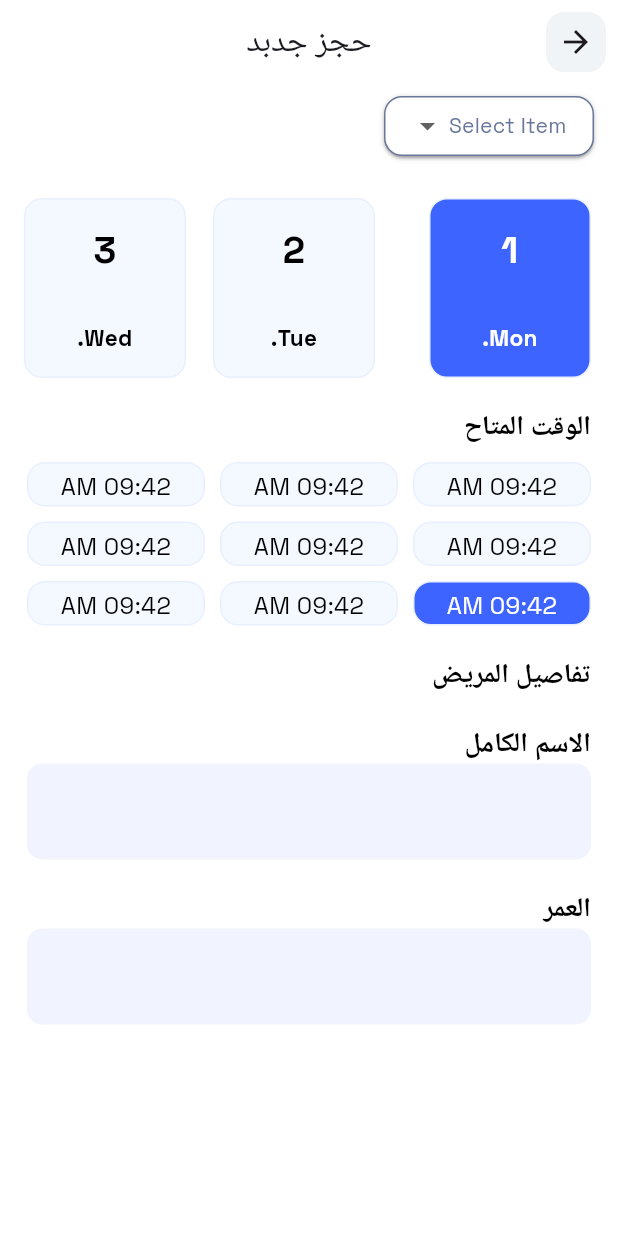
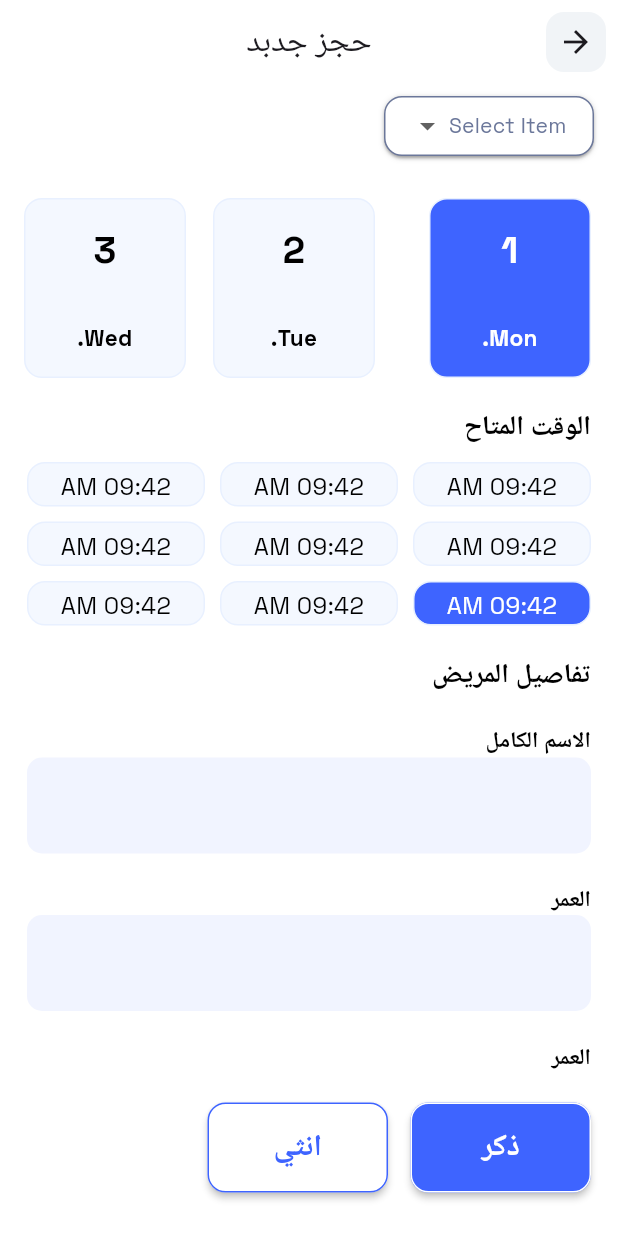
Before and after one commit to Open-Sourcers/DocLink_Flutter, a Flutter app: the NewAppointmentView screen opened by its route, on a phone screen of 412 x 824 dp. Run offline on Flutter 3.47's test engine with Material 3 defaults, Android fonts, the phone set to English and light mode, and no system bars; drawn by our look-alikes of dropdown_button2; our stand-ins replace awesome_dialog, dartz, dio, flutter_bloc, flutter_screenutil, flutter_svg and 7 more.

Commit message:
patient gender section

```diff
--- a/lib/features/user_views/new_appointment/presentation/views/widgets/patient_details_section.dart
+++ b/lib/features/user_views/new_appointment/presentation/views/widgets/patient_details_section.dart
@@ -1,6 +1,7 @@
 import 'package:doc_link_project/core/common/widgets/custom_text_form_field.dart';
 import 'package:doc_link_project/core/utils/app_colors.dart';
 import 'package:doc_link_project/core/utils/styless.dart';
+import 'package:doc_link_project/features/user_views/new_appointment/presentation/views/widgets/patient_gender.dart';
 import 'package:doc_link_project/generated/l10n.dart';
 import 'package:flutter/material.dart';
 
@@ -25,7 +26,7 @@ class PatientDetailsSection extends StatelessWidget {
             width: double.infinity,
             child: Text(
               S.of(context).fullName,
-              style: Styless.textBold18.copyWith(color: AppColors.black),
+              style: Styless.textSemiBold15.copyWith(color: AppColors.black),
             ),
           ),
           const CustomTextFormField(
@@ -36,13 +37,15 @@ class PatientDetailsSection extends StatelessWidget {
             width: double.infinity,
             child: Text(
               S.of(context).age,
-              style: Styless.textBold18.copyWith(color: AppColors.black),
+              style: Styless.textSemiBold15.copyWith(color: AppColors.black),
             ),
           ),
           const CustomTextFormField(
             hintTxt: '',
             keyboardType: TextInputType.number,
           ),
+          const SizedBox(height: 20),
+          const PatientGender(),
         ],
       ),
     );
--- /dev/null
+++ b/lib/features/user_views/new_appointment/presentation/views/widgets/patient_gender.dart
@@ -0,0 +1,59 @@
+import 'package:doc_link_project/core/common/widgets/custom_button.dart';
+import 'package:doc_link_project/core/utils/app_colors.dart';
+import 'package:doc_link_project/core/utils/styless.dart';
+import 'package:doc_link_project/generated/l10n.dart';
+import 'package:flutter/material.dart';
+
+class PatientGender extends StatefulWidget {
+  const PatientGender({super.key});
+
+  @override
+  State<PatientGender> createState() => _PatientGenderState();
+}
+
+class _PatientGenderState extends State<PatientGender> {
+  bool male = true;
+  @override
+  Widget build(BuildContext context) {
+    return Column(
+      children: [
+        SizedBox(
+          width: double.infinity,
+          child: Text(
+            S.of(context).age,
+            style: Styless.textSemiBold15.copyWith(color: AppColors.black),
+          ),
+        ),
+        const SizedBox(height: 20),
+        Row(
+          children: [
+            Expanded(
+              child: CustomButton(
+                textColor: male ? AppColors.white : AppColors.commonColor,
+                backgroundColor: male ? AppColors.commonColor : AppColors.white,
+                onPressed: () {
+                  male = true;
+                  setState(() {});
+                },
+                buttonTitle: S.of(context).male,
+              ),
+            ),
+            const SizedBox(width: 15),
+            Expanded(
+              child: CustomButton(
+                textColor: male ? AppColors.commonColor : AppColors.white,
+                backgroundColor: male ? AppColors.white : AppColors.commonColor,
+                onPressed: () {
+                  male = false;
+                  setState(() {});
+                },
+                buttonTitle: S.of(context).female,
+              ),
+            ),
+            const Expanded(child: SizedBox()),
+          ],
+        ),
+      ],
+    );
+  }
+}
--- a/lib/l10n/intl_ar.arb
+++ b/lib/l10n/intl_ar.arb
@@ -59,5 +59,8 @@
   "doctors": "الأطباء",
   "newAppointment": "حجز جدبد",
   "availableTime": "الوقت المتاح",
-  "patientDetails": "تفاصيل المريض"
+  "patientDetails": "تفاصيل المريض",
+  "gender": "الجنس / النوع",
+  "male": "ذكر",
+  "female": "انثي"
 }
--- a/lib/l10n/intl_en.arb
+++ b/lib/l10n/intl_en.arb
@@ -59,5 +59,8 @@
   "doctors": "Doctors",
   "newAppointment": "New Appointment",
   "availableTime": "Available Time",
-  "patientDetails": "Patient Details"
+  "patientDetails": "Patient Details",
+  "gender": "Gender",
+  "male": "Male",
+  "female": "Female"
 }
```
Also changed, not shown: lib/generated/intl/messages_ar.dart, lib/generated/intl/messages_en.dart, lib/generated/l10n.dart.
